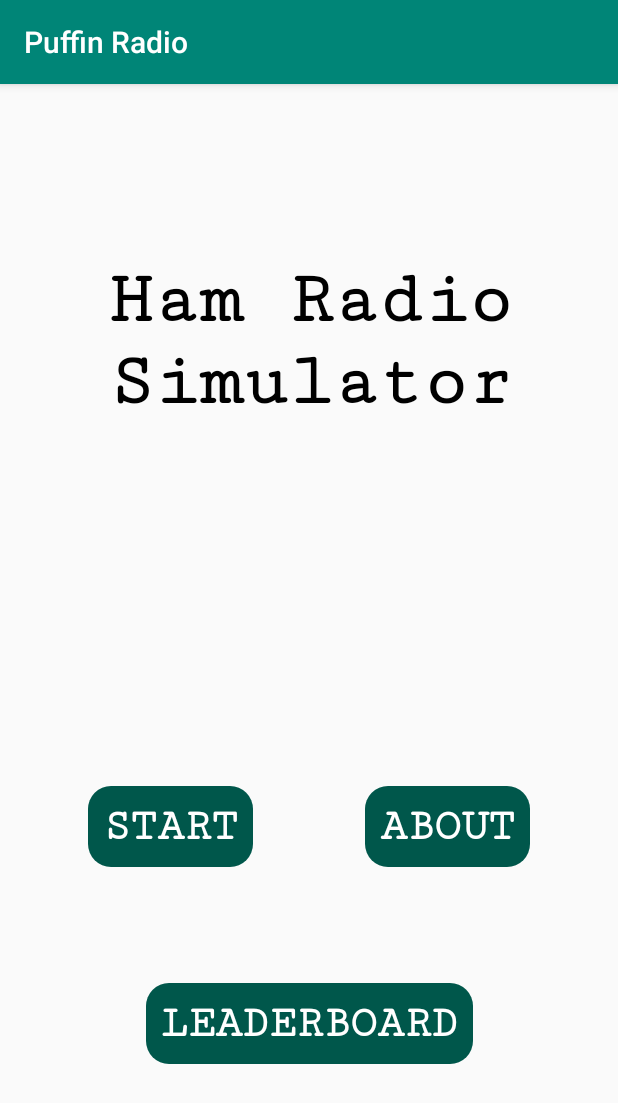
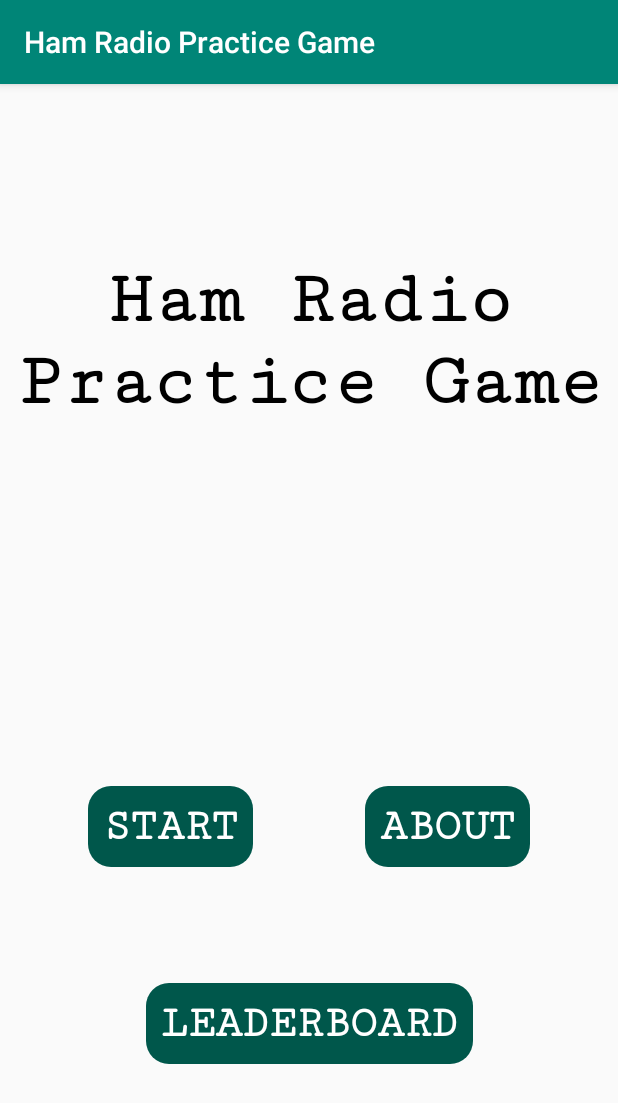
Before and after one commit to AugustanaCSC490Spring2020/HamRadioSimulator, an Android app: the screen it shows after launch (MainActivity), on a phone screen of 412 x 824 dp. Shown: the top 1103 px of the screen. Run offline under Robolectric (Android 15) with nearby library versions, the light colour scheme and no system bars; our stand-ins replace Firebase (no records; nobody signed in at launch, a user with empty details on screens opened directly).

Commit message:
change name to Ham Radio Practice Game

```diff
--- a/app/src/main/res/layout/activity_main.xml
+++ b/app/src/main/res/layout/activity_main.xml
@@ -15,11 +15,11 @@
         android:layout_marginEnd="8dp"
         android:layout_marginBottom="8dp"
         android:fontFamily="serif-monospace"
-        android:textStyle="bold"
-        android:text="Ham Radio Simulator"
+        android:text="Ham Radio Practice Game"
         android:textAlignment="center"
         android:textColor="#000000"
         android:textSize="50sp"
+        android:textStyle="bold"
         app:layout_constraintBottom_toBottomOf="parent"
         app:layout_constraintEnd_toEndOf="parent"
         app:layout_constraintHorizontal_bias="0.495"
--- a/app/src/main/res/values/strings.xml
+++ b/app/src/main/res/values/strings.xml
@@ -1,5 +1,5 @@
 <resources>
-    <string name="app_name">Puffin Radio</string>
+    <string name="app_name">Ham Radio Practice Game</string>
     <string name="about_page">An app to practice Morse code comprehension under various conditions.
         \n\nDeveloped by:\nMaegan Patterson\nGenesis Sarmiento\nDanny Tenorio\nThomas Ayele
         \n\nAdvised by:\nDr. Forrest Stonedahl
```
